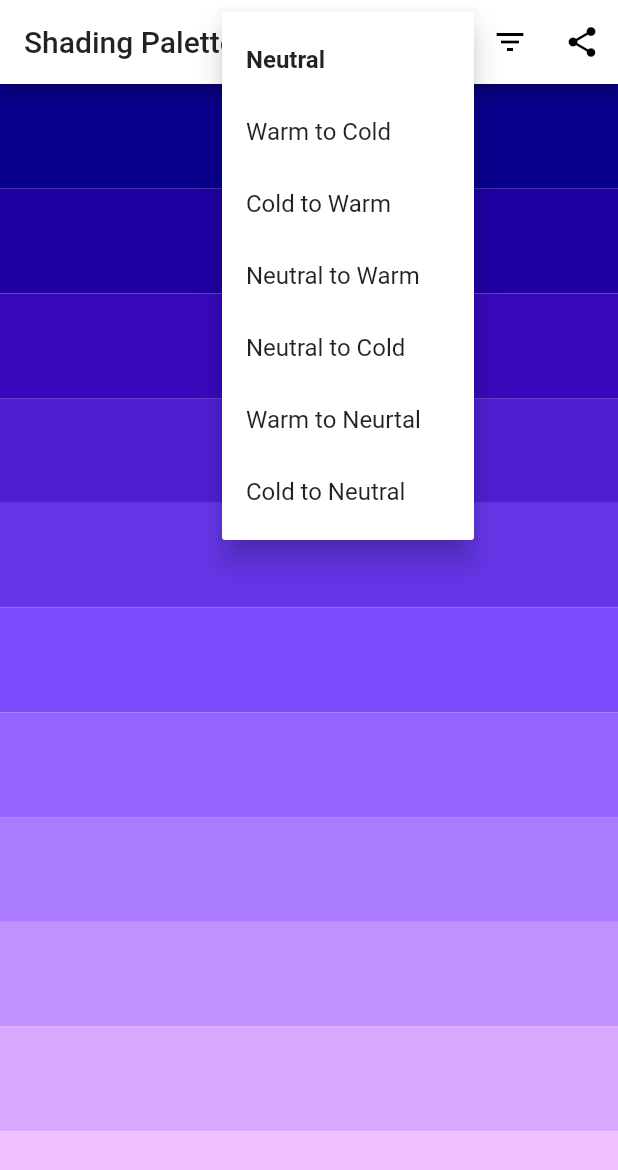
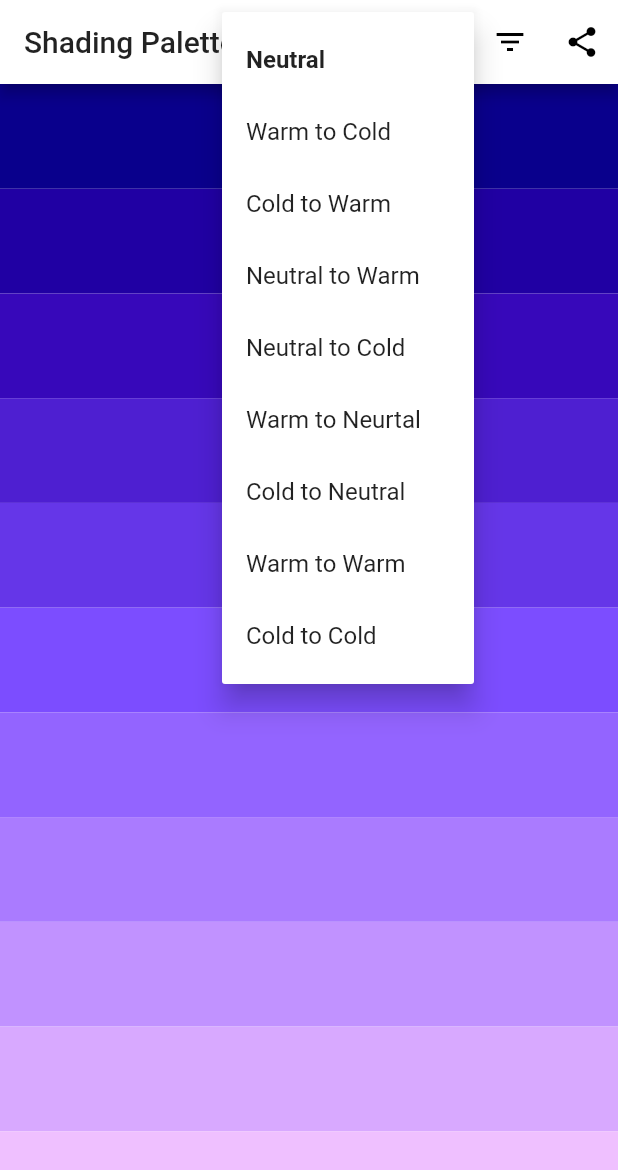
Before and after one commit to JuliaRechkunova/live-shades-app, a Flutter app: the screen it shows after launch, after a tap on the "tune" icon, on a phone screen of 412 x 824 dp. Shown: the top 1170 px of the screen. Run offline on Flutter 3.47's test engine with Material 2 defaults, Android fonts, the phone set to English and light mode, and no system bars; our stand-ins replace flutter_colorpicker, share.

Commit message:
Add more color options

```diff
--- a/lib/main.dart
+++ b/lib/main.dart
@@ -7,9 +7,9 @@ import 'package:share/share.dart';
 void main() => runApp(App());
 
 final String appName = 'Shading Palette';
-final List<String> shadingModes = ['Neutral', 'Warm to Cold', 'Cold to Warm', 'Neutral to Warm', 'Neutral to Cold', 'Warm to Neurtal', 'Cold to Neutral'];
+final List<String> shadingModes = ['Neutral', 'Warm to Cold', 'Cold to Warm', 'Neutral to Warm', 'Neutral to Cold', 'Warm to Neurtal', 'Cold to Neutral', 'Warm to Warm', 'Cold to Cold'];
 
-enum Mode { n, w2c, c2w, n2w, n2c, w2n, c2n }
+enum Mode { n, w2c, c2w, n2w, n2c, w2n, c2n, w2w, c2c }
 
 class App extends StatelessWidget {
   @override
@@ -34,13 +34,13 @@ class ShadesState extends State<Shades> {
     List.generate(count, (int index) => index + 1).forEach((int index) {
       int value = step * index;
       Color hColor = Color(baseColor.value)
-          .withRed(up(baseColor.red, value, mode == Mode.c2w || mode == Mode.n2w))
+          .withRed(up(baseColor.red, value, mode == Mode.c2w || mode == Mode.n2w || mode == Mode.w2w))
           .withGreen(up(baseColor.green, value, false))
-          .withBlue(up(baseColor.blue, value, mode == Mode.w2c || mode == Mode.n2c));
+          .withBlue(up(baseColor.blue, value, mode == Mode.w2c || mode == Mode.n2c || mode == Mode.c2c));
       Color sColor = Color(baseColor.value)
-          .withRed(down(baseColor.red, value, mode == Mode.w2c || mode == Mode.w2n))
+          .withRed(down(baseColor.red, value, mode == Mode.w2c || mode == Mode.w2n || mode == Mode.w2w))
           .withGreen(down(baseColor.green, value, false))
-          .withBlue(down(baseColor.blue, value, mode == Mode.c2w || mode == Mode.c2n));
+          .withBlue(down(baseColor.blue, value, mode == Mode.c2w || mode == Mode.c2n || mode == Mode.c2c));
       colors.add(hColor);
       colors.insert(0, sColor);
     });
```
